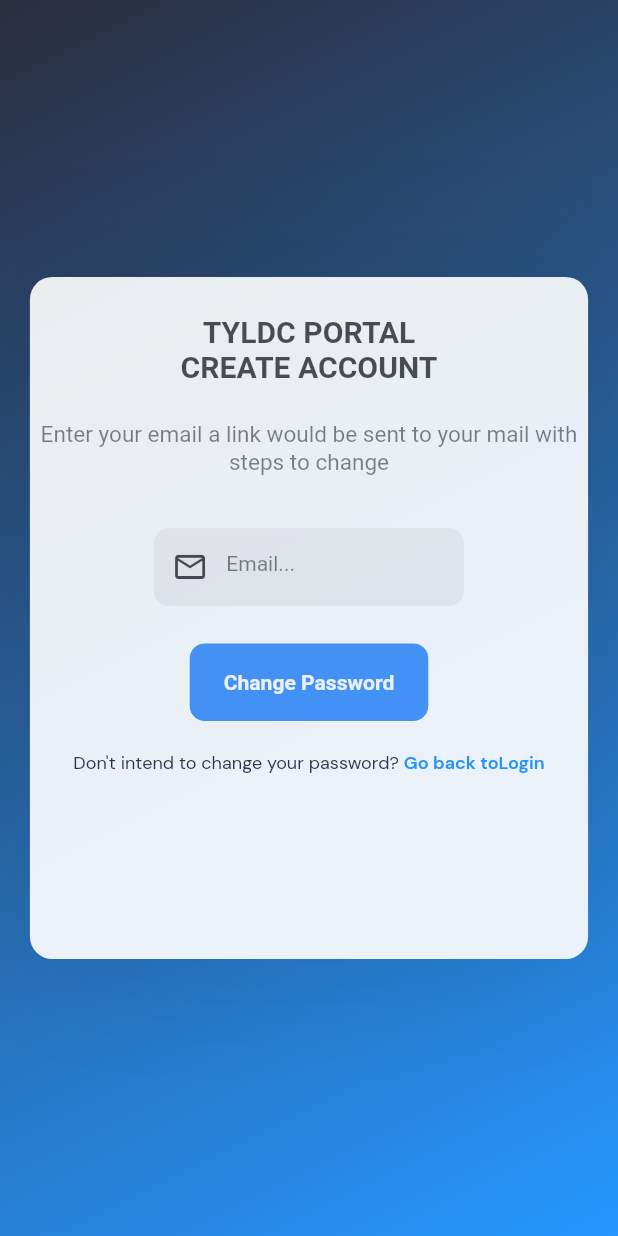
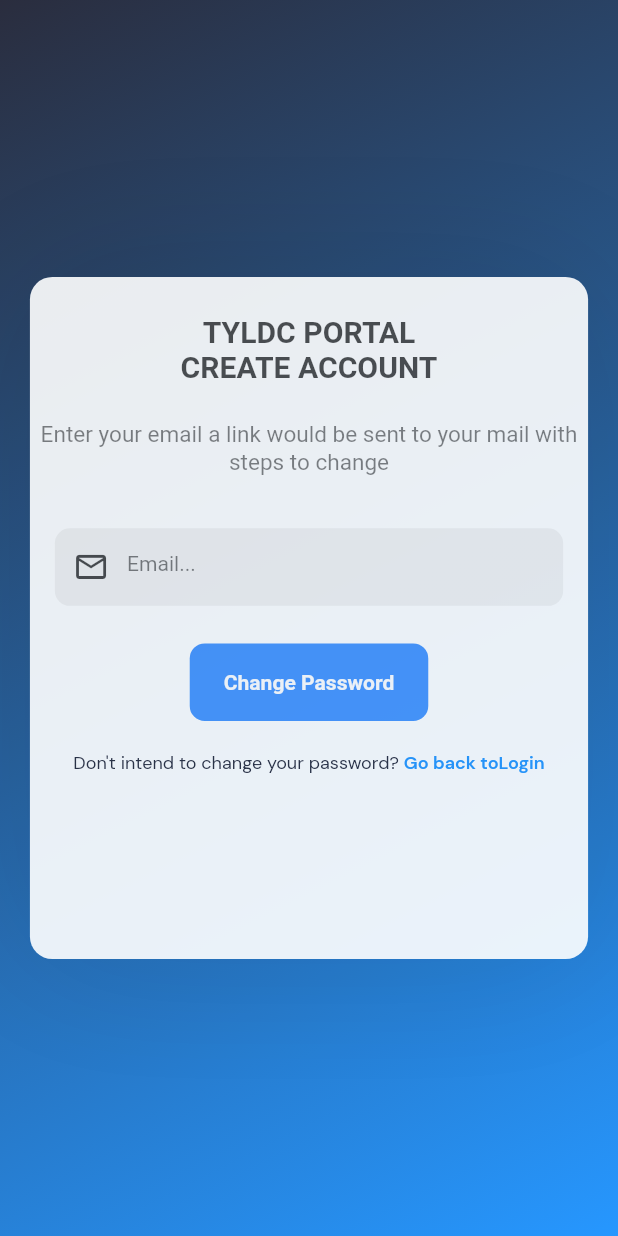
Before and after one commit to Jesse-Dan/Jesse-Dan.github.io, a Flutter app: the ForgottenPasswordScreen screen opened directly, on a phone screen of 412 x 824 dp. Run offline on Flutter 3.47's test engine with Material 2 defaults, Android fonts, the phone set to English and light mode, and no system bars; our stand-ins replace bloc, bot_toast, cloud_firestore, connectivity_plus, equatable, firebase_auth and 12 more; missing offline and left inert: dart:html; accounts and stored records are empty; statements that could not run were skipped; project files that could hold a hidden picture were left out.

```diff
--- a/lib/presentation/screens/auth_views/components/components.dart
+++ b/lib/presentation/screens/auth_views/components/components.dart
@@ -39,7 +39,7 @@ class AuthViewComponents extends FormWidget {
         top: 10,
       ),
       height: Responsive.isDesktop(context) ? size.height / 10 : size.width / 8,
-      width: size.width / 2,
+      width: size.width / 1.22,
       alignment: Alignment.center,
       padding: EdgeInsets.only(right: size.width / 30),
       decoration: BoxDecoration(
@@ -66,7 +66,7 @@ class AuthViewComponents extends FormWidget {
             icon,
             color: inputColors ?? Colors.black.withOpacity(.7),
           ),
-          suffixIconConstraints: BoxConstraints.loose(size),
+          // suffixIconConstraints: BoxConstraints.loose(size),
           suffixIcon: InkWell(
             onTap: onTapSuffixIcon,
             child: Icon(
```
Also changed, not shown: 2 other files.
